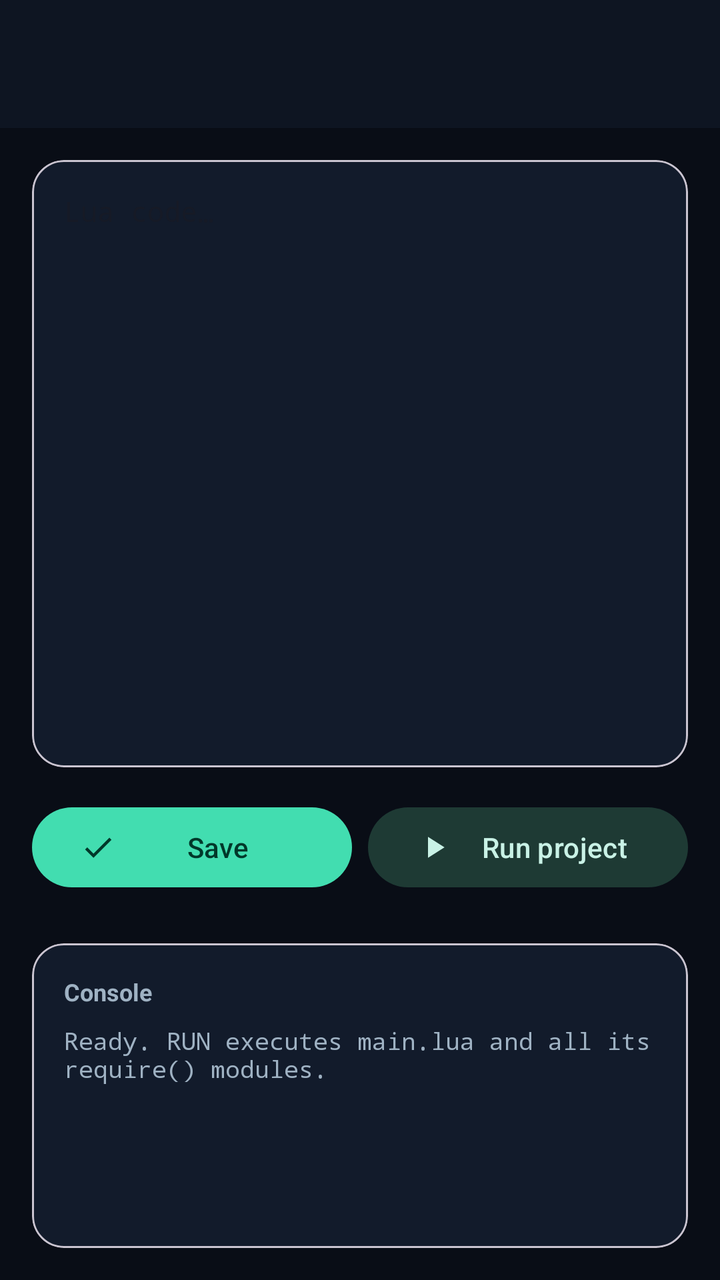
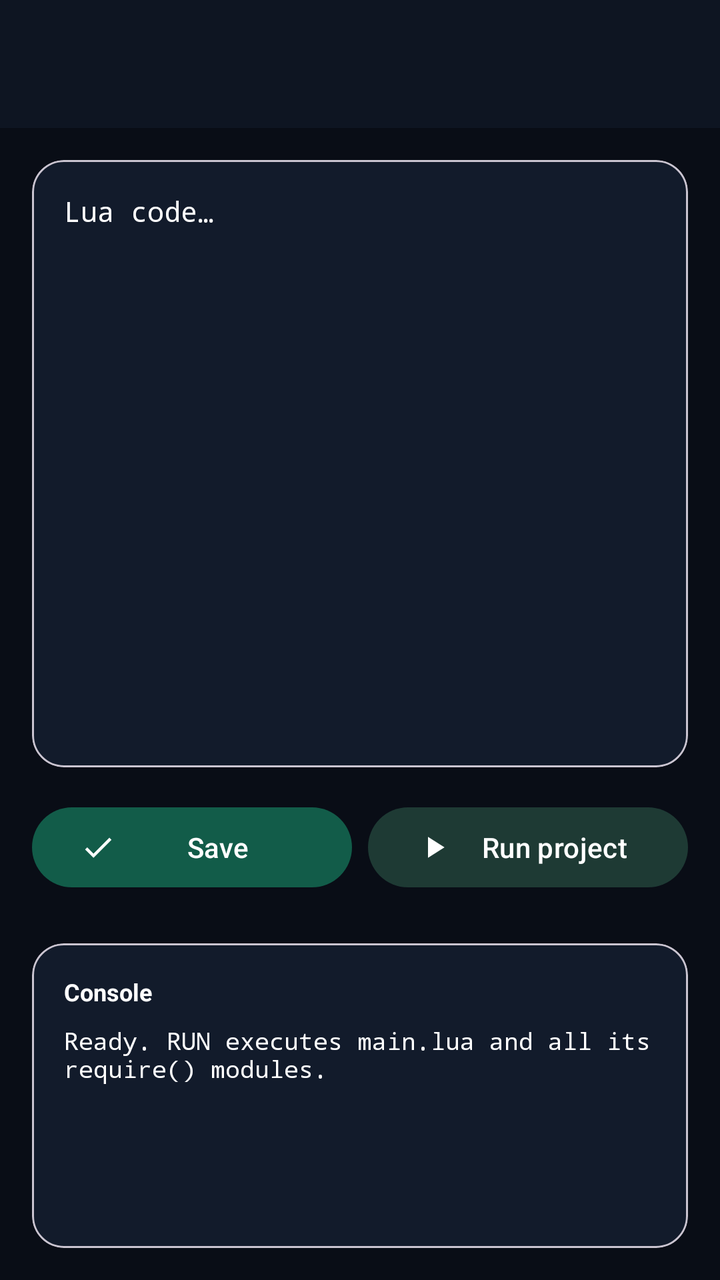

Two renders of the same Android screen: before a commit and after it. Below are the layout's source before the change and the commit's diff.
<!-- AndroidManifest.xml: application theme Theme.LuaC -->
<!-- res/layout/screen_editor.xml -->
<?xml version="1.0" encoding="utf-8"?>
<LinearLayout xmlns:android="http://schemas.android.com/apk/res/android"
    xmlns:app="http://schemas.android.com/apk/res-auto"
    android:layout_width="match_parent"
    android:layout_height="match_parent"
    android:orientation="vertical">

    <com.google.android.material.appbar.AppBarLayout
        android:layout_width="match_parent"
        android:layout_height="wrap_content">

        <com.google.android.material.appbar.MaterialToolbar
            android:id="@+id/toolbar"
            android:layout_width="match_parent"
            android:layout_height="?attr/actionBarSize" />
    </com.google.android.material.appbar.AppBarLayout>

    <com.google.android.material.card.MaterialCardView
        android:layout_width="match_parent"
        android:layout_height="0dp"
        android:layout_margin="16dp"
        android:layout_marginBottom="8dp"
        android:layout_weight="1"
        app:cardBackgroundColor="?attr/colorSurfaceContainer"
        app:cardCornerRadius="16dp"
        app:cardElevation="0dp">

        <EditText
            android:id="@+id/editor"
            android:layout_width="match_parent"
            android:layout_height="match_parent"
            android:background="@null"
            android:fontFamily="monospace"
            android:gravity="top|start"
            android:hint="Lua code…"
            android:inputType="textMultiLine|textNoSuggestions"
            android:padding="16dp"
            android:textColor="?attr/colorOnSurface"
            android:textSize="14sp" />
    </com.google.android.material.card.MaterialCardView>

    <LinearLayout
        android:layout_width="match_parent"
        android:layout_height="wrap_content"
        android:layout_marginStart="16dp"
        android:layout_marginEnd="16dp"
        android:layout_marginBottom="8dp"
        android:orientation="horizontal">

        <com.google.android.material.button.MaterialButton
            android:id="@+id/save"
            android:layout_width="0dp"
            android:layout_height="wrap_content"
            android:layout_marginEnd="8dp"
            android:layout_weight="1"
            android:text="Save"
            app:icon="@drawable/ic_check" />

        <com.google.android.material.button.MaterialButton
            android:id="@+id/run"
            android:layout_width="0dp"
            android:layout_height="wrap_content"
            android:layout_weight="1"
            android:text="Run project"
            app:icon="@drawable/ic_play"
            style="@style/Widget.Material3.Button.TonalButton" />
    </LinearLayout>

    <com.google.android.material.card.MaterialCardView
        android:layout_width="match_parent"
        android:layout_height="wrap_content"
        android:layout_margin="16dp"
        android:layout_marginTop="0dp"
        app:cardBackgroundColor="?attr/colorSurfaceContainer"
        app:cardCornerRadius="16dp"
        app:cardElevation="0dp">

        <LinearLayout
            android:layout_width="match_parent"
            android:layout_height="wrap_content"
            android:orientation="vertical"
            android:padding="16dp">

            <TextView
                android:layout_width="wrap_content"
                android:layout_height="wrap_content"
                android:text="Console"
                android:textColor="?attr/colorOnSurfaceVariant"
                android:textSize="12sp"
                android:textStyle="bold" />

            <ScrollView
                android:layout_width="match_parent"
                android:layout_height="96dp"
                android:layout_marginTop="8dp">

                <TextView
                    android:id="@+id/output"
                    android:layout_width="match_parent"
                    android:layout_height="wrap_content"
                    android:fontFamily="monospace"
                    android:text="Ready. RUN executes main.lua and all its require() modules."
                    android:textColor="?attr/colorOnSurfaceVariant"
                    android:textIsSelectable="true"
                    android:textSize="12sp" />
            </ScrollView>
        </LinearLayout>
    </com.google.android.material.card.MaterialCardView>
</LinearLayout>
<!-- resources referenced by this layout -->
<resources>
  <!-- drawable ic_check (drawable) -->
  <vector xmlns:android="http://schemas.android.com/apk/res/android" android:width="24dp" android:height="24dp" android:viewportWidth="24" android:viewportHeight="24" android:tint="?attr/colorOnSurfaceVariant"><path android:fillColor="@android:color/white" android:pathData="M9,16.17L4.83,12l-1.42,1.41L9,19L21,7l-1.41,-1.41z"/></vector>
  <!-- drawable ic_play (drawable) -->
  <vector xmlns:android="http://schemas.android.com/apk/res/android" android:width="24dp" android:height="24dp" android:viewportWidth="24" android:viewportHeight="24" android:tint="?attr/colorOnSurfaceVariant"><path android:fillColor="@android:color/white" android:pathData="M8,5v14l11,-7z"/></vector>
  <style name="Theme.LuaC" parent="Theme.Material3.DayNight.NoActionBar">
          <item name="colorPrimary">#42DDB0</item>
          <item name="colorOnPrimary">#00382A</item>
          <item name="colorPrimaryContainer">#0E4A3A</item>
          <item name="colorOnPrimaryContainer">#B9F5E2</item>
          <item name="colorSecondary">#7FD8C0</item>
          <item name="colorSecondaryContainer">#1E3A34</item>
          <item name="colorOnSecondaryContainer">#C9F2E6</item>
          <item name="colorTertiary">#8ECDF5</item>
          <item name="android:colorBackground">#090D16</item>
          <item name="colorOnBackground">#D7E3EC</item>
          <item name="colorSurface">#0E1522</item>
          <item name="colorOnSurface">#D7E3EC</item>
          <item name="colorSurfaceVariant">#1A2436</item>
          <item name="colorOnSurfaceVariant">#9FB2C3</item>
          <item name="colorSurfaceContainer">#121B2B</item>
          <item name="colorSurfaceContainerHigh">#1A2436</item>
          <item name="colorError">#FFB4AB</item>
          <item name="colorOutline">#3A4A5E</item>
          <item name="android:windowBackground">#090D16</item>
          <item name="android:navigationBarColor">#090D16</item>
          <item name="android:statusBarColor">#090D16</item>
      </style>
</resources>

<!-- the commit's change to res/layout/screen_editor.xml (unified diff, before → after) -->
@@ -36,6 +36,7 @@
             android:inputType="textMultiLine|textNoSuggestions"
             android:padding="16dp"
             android:textColor="?attr/colorOnSurface"
+            android:textColorHint="?attr/colorOnSurfaceVariant"
             android:textSize="14sp" />
     </com.google.android.material.card.MaterialCardView>
 
<!-- resource entries referenced after the edit -->
@@ -5,27 +5,46 @@
   <!-- drawable ic_play (drawable) -->
   <vector xmlns:android="http://schemas.android.com/apk/res/android" android:width="24dp" android:height="24dp" android:viewportWidth="24" android:viewportHeight="24" android:tint="?attr/colorOnSurfaceVariant"><path android:fillColor="@android:color/white" android:pathData="M8,5v14l11,-7z"/></vector>
   <style name="Theme.LuaC" parent="Theme.Material3.DayNight.NoActionBar">
-          <item name="colorPrimary">#42DDB0</item>
-          <item name="colorOnPrimary">#00382A</item>
+          <item name="colorPrimary">#125C49</item>
+          <item name="colorOnPrimary">#FFFFFF</item>
           <item name="colorPrimaryContainer">#0E4A3A</item>
-          <item name="colorOnPrimaryContainer">#B9F5E2</item>
-          <item name="colorSecondary">#7FD8C0</item>
+          <item name="colorOnPrimaryContainer">#FFFFFF</item>
+          <item name="colorSecondary">#125C49</item>
+          <item name="colorOnSecondary">#FFFFFF</item>
           <item name="colorSecondaryContainer">#1E3A34</item>
-          <item name="colorOnSecondaryContainer">#C9F2E6</item>
-          <item name="colorTertiary">#8ECDF5</item>
+          <item name="colorOnSecondaryContainer">#FFFFFF</item>
+          <item name="colorTertiary">#286080</item>
+          <item name="colorOnTertiary">#FFFFFF</item>
+          <item name="colorTertiaryContainer">#25425A</item>
+          <item name="colorOnTertiaryContainer">#FFFFFF</item>
           <item name="android:colorBackground">#090D16</item>
-          <item name="colorOnBackground">#D7E3EC</item>
+          <item name="colorOnBackground">#FFFFFF</item>
           <item name="colorSurface">#0E1522</item>
-          <item name="colorOnSurface">#D7E3EC</item>
+          <item name="colorOnSurface">#FFFFFF</item>
           <item name="colorSurfaceVariant">#1A2436</item>
-          <item name="colorOnSurfaceVariant">#9FB2C3</item>
+          <item name="colorOnSurfaceVariant">#FFFFFF</item>
           <item name="colorSurfaceContainer">#121B2B</item>
           <item name="colorSurfaceContainerHigh">#1A2436</item>
-          <item name="colorError">#FFB4AB</item>
+          <item name="colorError">#B3261E</item>
+          <item name="colorOnError">#FFFFFF</item>
+          <item name="colorErrorContainer">#692822</item>
+          <item name="colorOnErrorContainer">#FFFFFF</item>
+          <item name="buttonBarPositiveButtonStyle">@style/Widget.LuaC.DialogButton</item>
+          <item name="buttonBarNegativeButtonStyle">@style/Widget.LuaC.DialogButton</item>
+          <item name="buttonBarNeutralButtonStyle">@style/Widget.LuaC.DialogButton</item>
+          <item name="android:colorAccent">#FFFFFF</item>
+          <item name="android:textColorPrimary">#FFFFFF</item>
+          <item name="android:textColorSecondary">#FFFFFF</item>
+          <item name="android:textColorHint">#FFFFFF</item>
+          <item name="android:windowLightStatusBar">false</item>
+          <item name="android:windowLightNavigationBar">false</item>
           <item name="colorOutline">#3A4A5E</item>
           <item name="android:windowBackground">#090D16</item>
           <item name="android:navigationBarColor">#090D16</item>
           <item name="android:statusBarColor">#090D16</item>
       </style>
+  <style name="Widget.LuaC.DialogButton" parent="Widget.Material3.Button.TextButton">
+          <item name="android:textColor">#FFFFFF</item>
+      </style>
 </resources>
 
